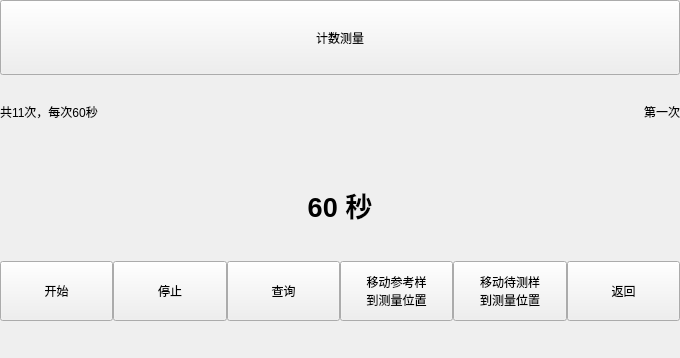
Above: countingmeasurement.ui from urielyan/kairen_ok335xs before the change. Below: the same form after it.
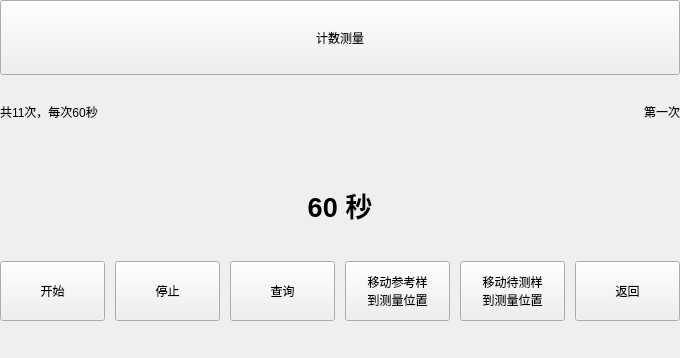
That is the form after the change. Custom widgets are drawn as their Qt base class.

Diff of the .ui file:
```diff
--- a/countingmeasurement.ui
+++ b/countingmeasurement.ui
@@ -98,7 +98,7 @@
      <item>
       <layout class="QHBoxLayout" name="horizontalLayout_2">
        <property name="spacing">
-        <number>0</number>
+        <number>10</number>
        </property>
        <property name="leftMargin">
         <number>0</number>
```
Left out of the diff: 22 changed lines with no effect on the pictures.
